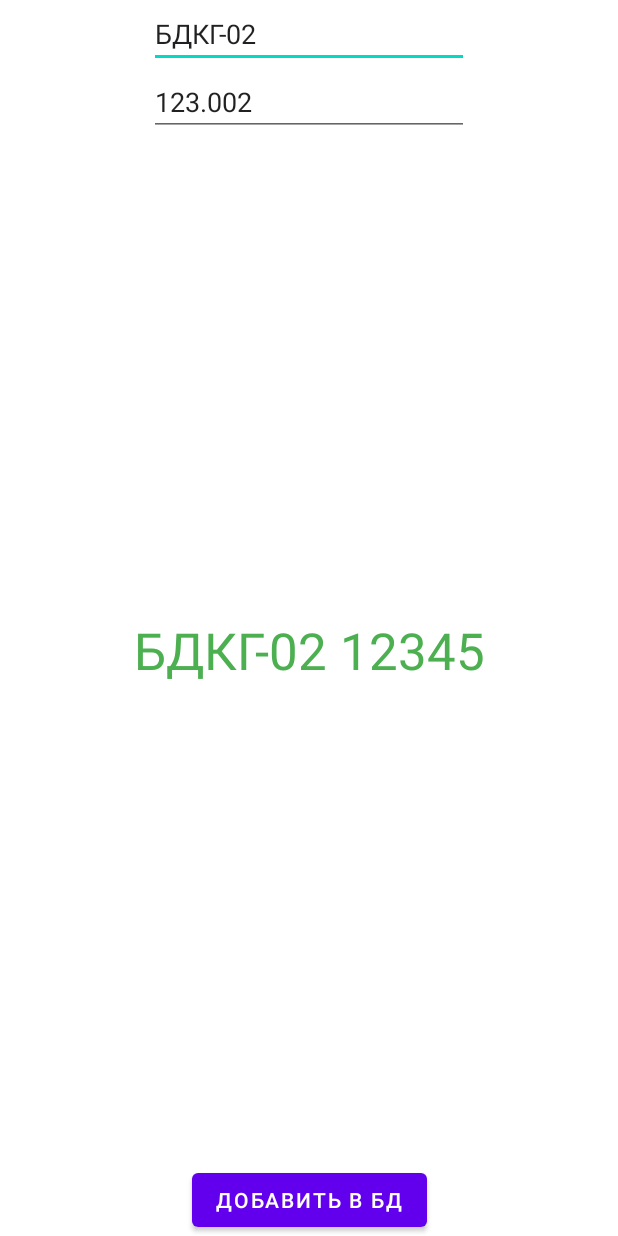
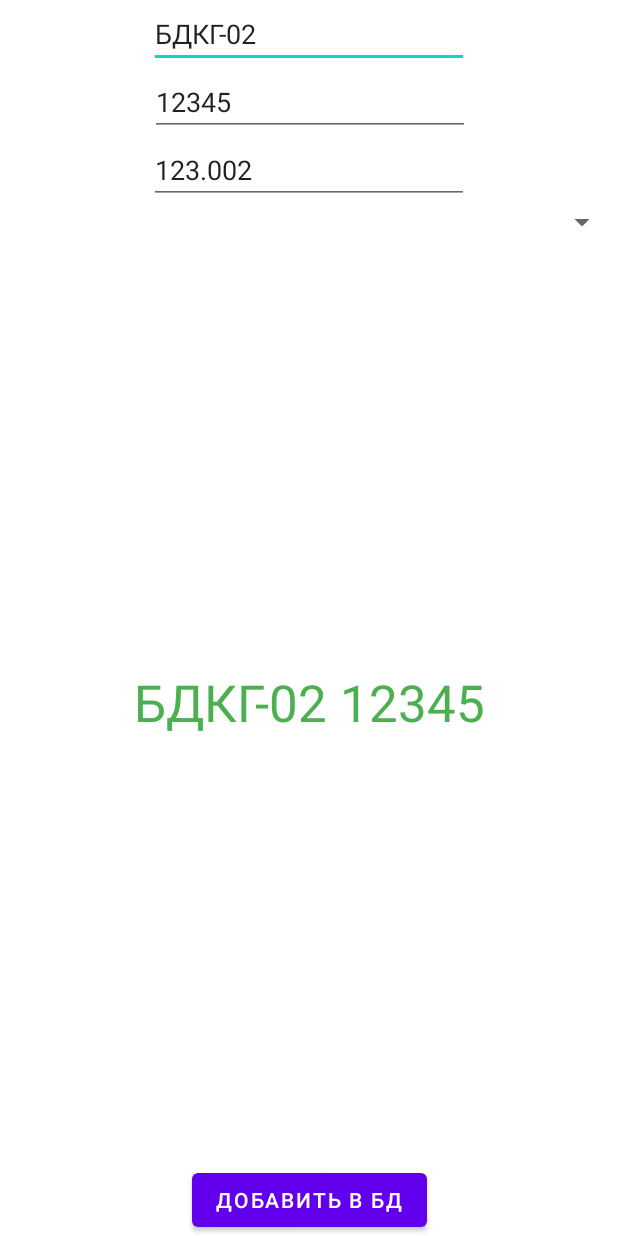
Before and after one commit to VadimSquorpikkor/AdjustmentDB, an Android app: the layout fragment_scanner.xml on its own in the app's theme, with its tools: preview values and no code run, on a phone screen of 412 x 824 dp. Run offline under Robolectric (Android 15) with nearby library versions, the phone set to English and light mode, and no system bars.

Commit message:
на дом

```diff
--- a/app/build.gradle
+++ b/app/build.gradle
@@ -11,7 +11,7 @@ android {
         minSdkVersion 21
         targetSdkVersion 30
         versionCode 1
-        versionName "1.03"
+        versionName "1.06"
 
         testInstrumentationRunner "androidx.test.runner.AndroidJUnitRunner"
     }
--- a/app/src/main/java/com/squorpikkor/app/adjustmentdb/ui/main/DUnitAdapter.java
+++ b/app/src/main/java/com/squorpikkor/app/adjustmentdb/ui/main/DUnitAdapter.java
@@ -37,7 +37,7 @@ class DUnitAdapter extends RecyclerView.Adapter<DUnitAdapter.DUnitViewHolder>{
     public void onBindViewHolder(@NonNull DUnitViewHolder holder, int position) {
         DUnit unit = units.get(position);
         holder.tName.setText(unit.getName());
-        holder.tSerial.setText(unit.getSerial());
+        holder.tSerial.setText(unit.getInnerSerial());
     }
 
     /**Просто возвращает кол-во элементов в массиве*/
--- a/app/src/main/res/layout/fragment_scanner.xml
+++ b/app/src/main/res/layout/fragment_scanner.xml
@@ -12,7 +12,8 @@
         android:layout_width="match_parent"
         android:layout_height="0dp"
         app:layout_constraintBottom_toTopOf="@+id/buttonAddToBD"
-        app:layout_constraintTop_toBottomOf="@+id/editTextSerial"
+
+        app:layout_constraintTop_toBottomOf="@+id/spinner"
         tools:layout_editor_absoluteX="0dp" />
 
     <EditText
@@ -31,11 +32,12 @@
         android:layout_width="wrap_content"
         android:layout_height="wrap_content"
         android:ems="10"
-        android:hint="123.002"
+        android:hint="12345"
         app:layout_constraintEnd_toEndOf="parent"
+        app:layout_constraintHorizontal_bias="0.502"
         app:layout_constraintStart_toStartOf="parent"
         app:layout_constraintTop_toBottomOf="@+id/editTextName"
-        tools:text="123.002" />
+        tools:text="12345" />
 
     <Button
         android:id="@+id/buttonAddToBD"
@@ -45,15 +47,6 @@
         app:layout_constraintBottom_toBottomOf="parent"
         app:layout_constraintEnd_toEndOf="parent"
         app:layout_constraintStart_toStartOf="parent" />
-
-    <!--<TextView
-        android:id="@+id/txtBarcodeValue"
-        android:layout_width="wrap_content"
-        android:layout_height="wrap_content"
-        android:text="TextView"
-        app:layout_constraintEnd_toEndOf="parent"
-        app:layout_constraintStart_toStartOf="parent"
-        app:layout_constraintTop_toTopOf="parent" />-->
 
     <TextView
         android:id="@+id/txtBarcodeValue"
@@ -69,4 +62,24 @@
         app:layout_constraintTop_toTopOf="@+id/surfaceView"
         tools:text="БДКГ-02 12345" />
 
+    <Spinner
+        android:id="@+id/spinner"
+        android:layout_width="match_parent"
+        android:layout_height="wrap_content"
+        app:layout_constraintEnd_toEndOf="parent"
+        app:layout_constraintStart_toStartOf="parent"
+        app:layout_constraintTop_toBottomOf="@+id/editTextTextPersonName" />
+
+    <EditText
+        android:id="@+id/editTextTextPersonName"
+        android:layout_width="wrap_content"
+        android:layout_height="wrap_content"
+        android:ems="10"
+        android:inputType="textPersonName"
+        android:hint="123.002"
+        tools:text="123.002"
+        app:layout_constraintEnd_toEndOf="parent"
+        app:layout_constraintStart_toStartOf="parent"
+        app:layout_constraintTop_toBottomOf="@+id/editTextSerial" />
+
 </androidx.constraintlayout.widget.ConstraintLayout>
```
Also changed, not shown: app/src/main/java/com/squorpikkor/app/adjustmentdb/DUnit.java (+25 -3 lines), gradle/wrapper/gradle-wrapper.properties.
